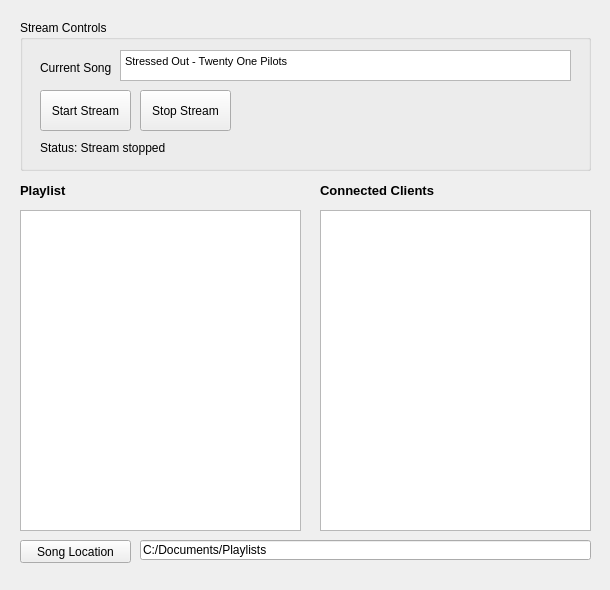
Before: the Qt Designer form Server/server.ui in MartinMinkov/Comm-Audio, drawn with Qt 5.
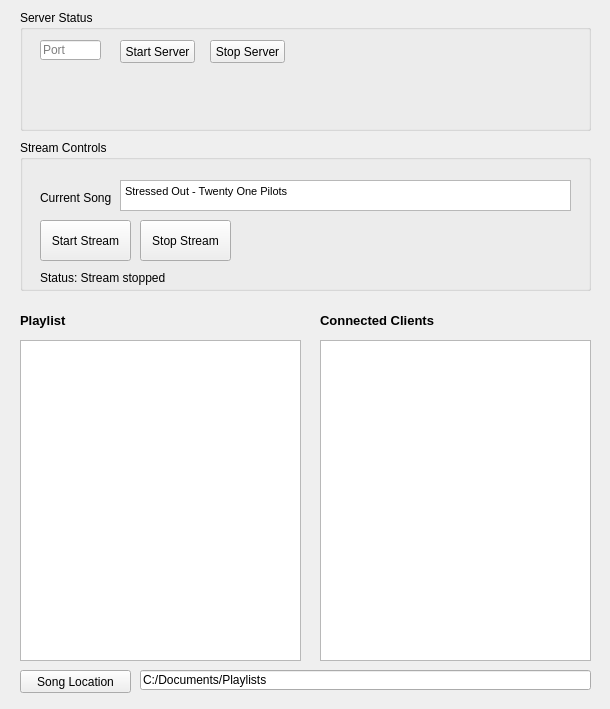
After: the same form once the commit is applied.

Commit message: Added server control channel and logic to receive from clients.

What changed in the file:
```diff
--- a/Server/server.ui
+++ b/Server/server.ui
@@ -7,7 +7,7 @@
     <x>0</x>
     <y>0</y>
     <width>610</width>
-    <height>590</height>
+    <height>709</height>
    </rect>
   </property>
   <property name="windowTitle">
@@ -17,7 +17,7 @@
    <property name="geometry">
     <rect>
      <x>320</x>
-     <y>210</y>
+     <y>340</y>
      <width>271</width>
      <height>321</height>
     </rect>
@@ -27,7 +27,7 @@
    <property name="geometry">
     <rect>
      <x>20</x>
-     <y>20</y>
+     <y>140</y>
      <width>571</width>
      <height>151</height>
     </rect>
@@ -39,7 +39,7 @@
     <property name="geometry">
      <rect>
       <x>100</x>
-      <y>30</y>
+      <y>40</y>
       <width>451</width>
       <height>31</height>
      </rect>
@@ -56,7 +56,7 @@
     <property name="geometry">
      <rect>
       <x>20</x>
-      <y>40</y>
+      <y>50</y>
       <width>71</width>
       <height>16</height>
      </rect>
@@ -69,7 +69,7 @@
     <property name="geometry">
      <rect>
       <x>20</x>
-      <y>70</y>
+      <y>80</y>
       <width>91</width>
       <height>41</height>
      </rect>
@@ -82,7 +82,7 @@
     <property name="geometry">
      <rect>
       <x>120</x>
-      <y>70</y>
+      <y>80</y>
       <width>91</width>
       <height>41</height>
      </rect>
@@ -95,7 +95,7 @@
     <property name="geometry">
      <rect>
       <x>20</x>
-      <y>120</y>
+      <y>130</y>
       <width>131</width>
       <height>16</height>
      </rect>
@@ -109,7 +109,7 @@
    <property name="geometry">
     <rect>
      <x>20</x>
-     <y>210</y>
+     <y>340</y>
      <width>281</width>
      <height>321</height>
     </rect>
@@ -119,7 +119,7 @@
    <property name="geometry">
     <rect>
      <x>20</x>
-     <y>180</y>
+     <y>310</y>
      <width>61</width>
      <height>21</height>
     </rect>
@@ -139,7 +139,7 @@
    <property name="geometry">
     <rect>
      <x>320</x>
-     <y>180</y>
+     <y>310</y>
      <width>141</width>
      <height>21</height>
     </rect>
@@ -159,7 +159,7 @@
    <property name="geometry">
     <rect>
      <x>20</x>
-     <y>540</y>
+     <y>670</y>
      <width>111</width>
      <height>23</height>
     </rect>
@@ -172,7 +172,7 @@
    <property name="geometry">
     <rect>
      <x>140</x>
-     <y>540</y>
+     <y>670</y>
      <width>451</width>
      <height>20</height>
     </rect>
@@ -181,6 +181,58 @@
     <string>C:/Documents/Playlists</string>
    </property>
   </widget>
+  <widget class="QGroupBox" name="groupBox_2">
+   <property name="geometry">
+    <rect>
+     <x>20</x>
+     <y>10</y>
+     <width>571</width>
+     <height>121</height>
+    </rect>
+   </property>
+   <property name="title">
+    <string>Server Status</string>
+   </property>
+   <widget class="QLineEdit" name="etPort">
+    <property name="geometry">
+     <rect>
+      <x>20</x>
+      <y>30</y>
+      <width>61</width>
+      <height>20</height>
+     </rect>
+    </property>
+    <property name="placeholderText">
+     <string>Port</string>
+    </property>
+   </widget>
+   <widget class="QPushButton" name="bStartServer">
+    <property name="geometry">
+     <rect>
+      <x>100</x>
+      <y>30</y>
+      <width>75</width>
+      <height>23</height>
+     </rect>
+    </property>
+    <property name="text">
+     <string>Start Server</string>
+    </property>
+   </widget>
+   <widget class="QPushButton" name="bStopServer">
+    <property name="geometry">
+     <rect>
+      <x>190</x>
+      <y>30</y>
+      <width>75</width>
+      <height>23</height>
+     </rect>
+    </property>
+    <property name="text">
+     <string>Stop Server</string>
+    </property>
+   </widget>
+  </widget>
  </widget>
  <layoutdefault spacing="6" margin="11"/>
  <resources/>
```
The commit also changes 25 other files.
